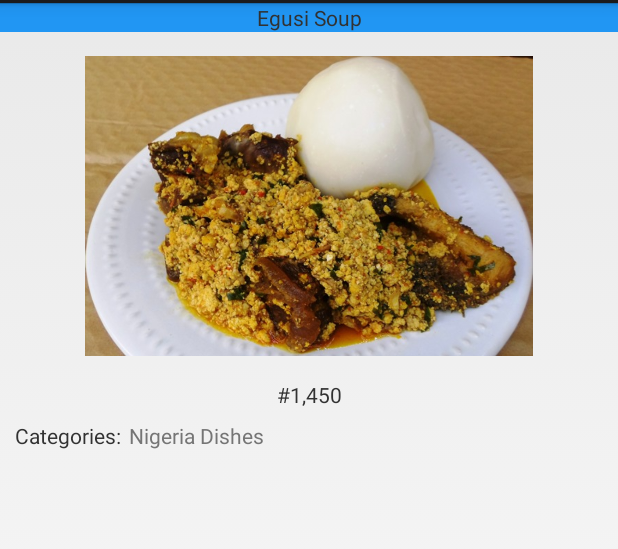
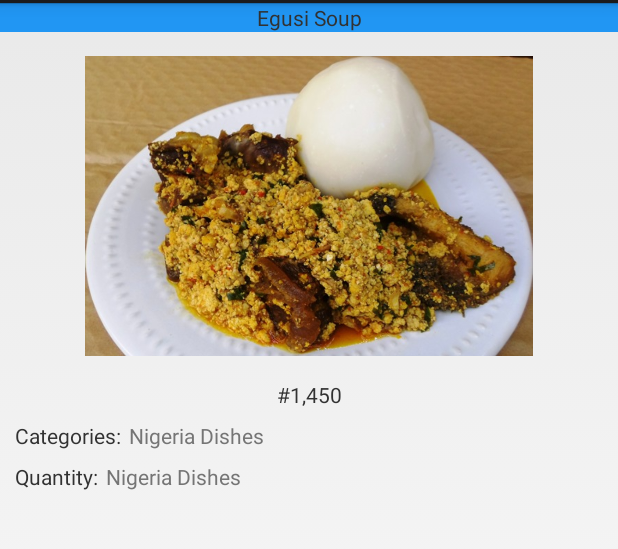
Before and after one commit to AndroidMentorship/kinsomicrote_task_02, an Android app: the EgusiDescriptionActivity screen opened directly, with no data from a screen before it, on a phone screen of 412 x 824 dp, the part 69-618 px from its top. Run offline under Robolectric (Android 15) with nearby library versions, the phone set to English and light mode, and no system bars.

Commit message:
edited egusi description layout to nest view groups

```diff
--- a/app/src/main/res/layout/activity_egusi_description.xml
+++ b/app/src/main/res/layout/activity_egusi_description.xml
@@ -1,16 +1,16 @@
 <?xml version="1.0" encoding="utf-8"?>
-<RelativeLayout xmlns:android="http://schemas.android.com/apk/res/android"
+<LinearLayout xmlns:android="http://schemas.android.com/apk/res/android"
     xmlns:app="http://schemas.android.com/apk/res-auto"
     xmlns:tools="http://schemas.android.com/tools"
     android:layout_width="match_parent"
     android:layout_height="match_parent"
+    android:orientation="vertical"
     tools:context="com.kingsley.android.kupsfood.EgusiDescriptionActivity">
 
     <TextView
         android:id="@+id/egusi_text_desc_view"
         android:layout_width="match_parent"
         android:layout_height="wrap_content"
-        android:layout_alignParentTop="true"
         android:textAlignment="center"
         android:background="@color/primary"
         android:text="@string/egusi_text"/>
@@ -20,17 +20,20 @@
         android:layout_width="match_parent"
         android:layout_height="200dp"
         android:layout_marginTop="16dp"
-        android:layout_below="@id/egusi_text_desc_view"
         android:src="@drawable/egusi_soup"/>
 
     <TextView
         android:id="@+id/egusi_amount_desc_view"
         android:layout_width="match_parent"
         android:layout_height="wrap_content"
-        android:layout_below="@id/egusi_image_desc_view"
         android:text="@string/egusi_amount"
         android:textAlignment="center"
         android:layout_marginTop="16dp"/>
+
+    <LinearLayout
+        android:layout_width="match_parent"
+        android:layout_height="wrap_content"
+        android:orientation="horizontal">
 
         <TextView
             android:id="@+id/category_desc_text_view"
@@ -45,15 +48,34 @@
             android:id="@+id/category_type_desc_text_view"
             android:layout_width="wrap_content"
             android:layout_height="wrap_content"
-        android:layout_toRightOf="@id/category_desc_text_view"
-        android:layout_below="@id/egusi_amount_desc_view"
+
             android:layout_marginLeft="5dp"
             android:layout_marginTop="8dp"
             android:textColor="@color/secondary_text"
             android:text="Nigeria Dishes"/>
+    </LinearLayout>
+
+    <LinearLayout
+        android:layout_width="match_parent"
+        android:layout_height="wrap_content"
+        android:orientation="horizontal">
 
         <TextView
+            android:id="@+id/quantity_desc_text_view"
             android:layout_width="wrap_content"
-        android:layout_height="wrap_content" />
+            android:layout_height="wrap_content"
+            android:layout_marginTop="8dp"
+            android:layout_marginLeft="10dp"
+            android:text="Quantity:"/>
 
-</RelativeLayout>
+        <TextView
+            android:id="@+id/quantity_digit_desc_text_view"
+            android:layout_width="wrap_content"
+            android:layout_height="wrap_content"
+            android:layout_marginLeft="5dp"
+            android:layout_marginTop="8dp"
+            android:textColor="@color/secondary_text"
+            android:text="Nigeria Dishes"/>
+    </LinearLayout>
+
+</LinearLayout>
```
Lines whose indentation alone changed are shown as unchanged.
